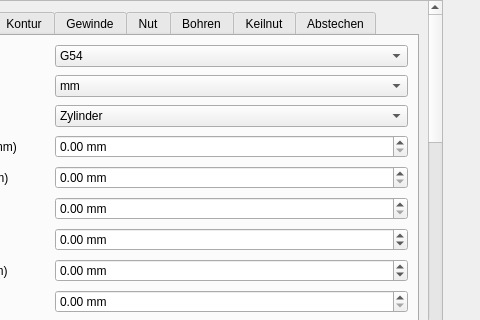
The window that lathe_easystep.ui (peter-pan08/LatheEasyStep) describes before a commit, drawn with Qt 5; both pictures show x 420 to 900 and y 0 to 320 of the 900 by 650 pixel window.
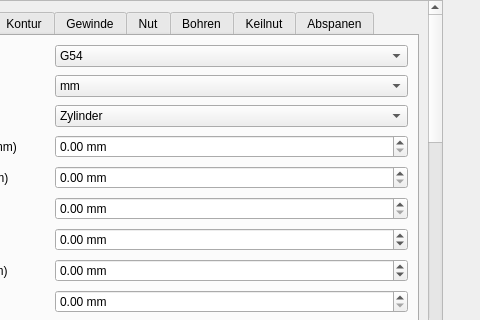
The same window after the commit. Custom widgets are drawn as their Qt base class.

Commit message: Switch parting tab to abspanen

What changed in the file:
```diff
--- a/lathe_easystep.ui
+++ b/lathe_easystep.ui
@@ -1735,7 +1735,7 @@
            </widget>
           <widget class="QWidget" name="tabParting">
            <attribute name="title">
-            <string>Abstechen</string>
+            <string>Abspanen</string>
            </attribute>
            <layout class="QFormLayout" name="formLayoutParting">
             <property name="verticalSpacing">
```
The commit also changes 2 other files.
